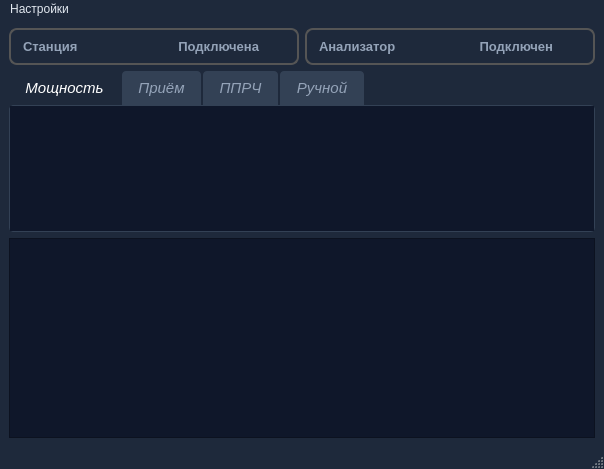
First picture: the form in mainwindow.ui, repository vitalisimys/Check_station, before the edit.
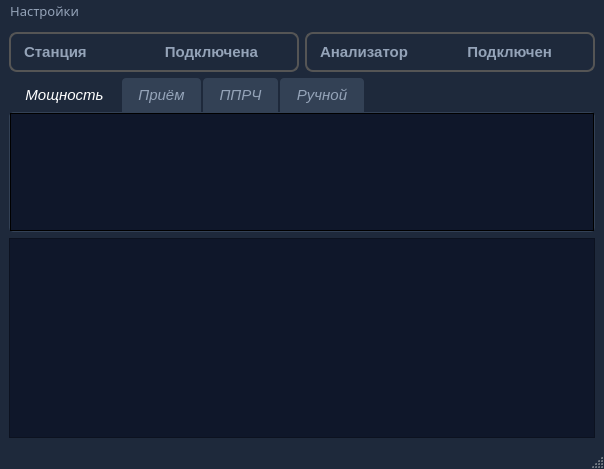
Second picture: the form after the edit. Icons and pictures are not drawn.

Patch:
```diff
--- a/mainwindow.ui
+++ b/mainwindow.ui
@@ -17,7 +17,7 @@
    <string>MainWindow</string>
   </property>
   <property name="styleSheet">
-   <string notr="true">#MainWindow {
+   <string notr="true">QMainWindow {
     background-color: #1e293b;        /* Тёмно-синий фон */
     color: #e2e8f0;                    /* Светлый текст */
 }
@@ -29,7 +29,47 @@
     background-color: #1e293b;        /* Тёмно-синий фон */
     color: #e2e8f0;                    /* Светлый текст */
 }
-</string>
+
+/* Стиль для вертикальной полосы прокрутки внутри QTextEdit */
+QScrollBar:vertical {
+    width: 16px;
+    background: qlineargradient(x1:0, y1:0, x2:0, y2:1, stop:0 #333333, stop:1 #1A1A1A);
+    margin: 16px 0 16px 0;
+}
+
+/* Стиль для движка полосы прокрутки */
+QScrollBar::handle:vertical {
+    background: #1e293b;
+    min-height: 20px;
+    border-radius: 8px;
+}
+
+/* Стиль для движка при наведении */
+QScrollBar::handle:vertical:hover {
+    background: qlineargradient(x1:0, y1:0, x2:0, y2:1, stop:0 #5A5A5A, stop:1 #444444);
+}
+
+/* Стиль для кнопки &quot;вниз&quot; */
+QScrollBar::add-line:vertical {
+    height: 16px;
+    subcontrol-position: bottom;
+    subcontrol-origin: margin;
+    image: url(:/caret-down.svg);
+}
+
+/* Стиль для кнопки &quot;вверх&quot; */
+QScrollBar::sub-line:vertical {
+    height: 16px;
+    subcontrol-position: top;
+    subcontrol-origin: margin;
+    image: url(:/caret-up.svg);
+}
+
+/* Стиль для фона между движком и кнопками */
+QScrollBar::add-page:vertical, 
+QScrollBar::sub-page:vertical {
+    background: none;
+}</string>
    </property>
    <layout class="QVBoxLayout" name="verticalLayout">
     <item>
@@ -54,7 +94,7 @@
           <widget class="QLabel" name="labelStation">
            <property name="font">
             <font>
-             <pointsize>10</pointsize>
+             <pointsize>11</pointsize>
              <bold>true</bold>
             </font>
            </property>
@@ -73,7 +113,7 @@
           <widget class="QLabel" name="labelStateStation">
            <property name="font">
             <font>
-             <pointsize>10</pointsize>
+             <pointsize>11</pointsize>
              <bold>true</bold>
             </font>
            </property>
@@ -146,7 +186,7 @@
           <widget class="QLabel" name="labelR3">
            <property name="font">
             <font>
-             <pointsize>10</pointsize>
+             <pointsize>11</pointsize>
              <bold>true</bold>
             </font>
            </property>
@@ -165,7 +205,7 @@
           <widget class="QLabel" name="labelStateR3">
            <property name="font">
             <font>
-             <pointsize>10</pointsize>
+             <pointsize>11</pointsize>
              <bold>true</bold>
             </font>
            </property>
@@ -224,6 +264,7 @@
     border: 1px solid #334155;
     background-color: #0f172a;
     border-radius: 4px;
+	color: #94a3b8;
 }
 
 
@@ -252,7 +293,7 @@
        <property name="styleSheet">
         <string notr="true">#tab {
 background: #0f172a;
-border: 1px sold
+border: 1px solid
 }</string>
        </property>
        <attribute name="title">
@@ -367,13 +408,19 @@
      <x>0</x>
      <y>0</y>
      <width>604</width>
-     <height>23</height>
+     <height>21</height>
     </rect>
    </property>
+   <property name="font">
+    <font>
+     <family>Ubuntu Sans Mono</family>
+     <pointsize>10</pointsize>
+    </font>
+   </property>
    <property name="styleSheet">
     <string notr="true">#menubar {
     background-color: #1e293b;        /* Тёмно-синий фон */
-    color: #e2e8f0;                    /* Светлый текст */
+    color: #94a3b8;                    /* Светлый текст */
 }
 </string>
    </property>
```
Left out of the diff: 16 changed lines with no effect on the pictures.
